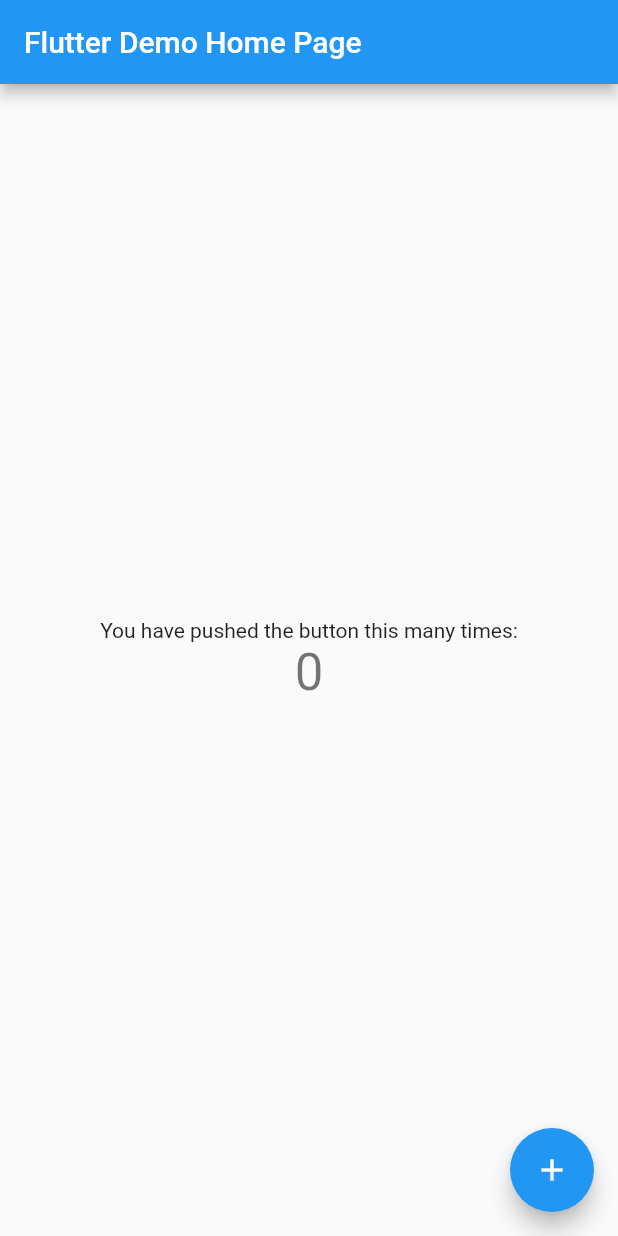
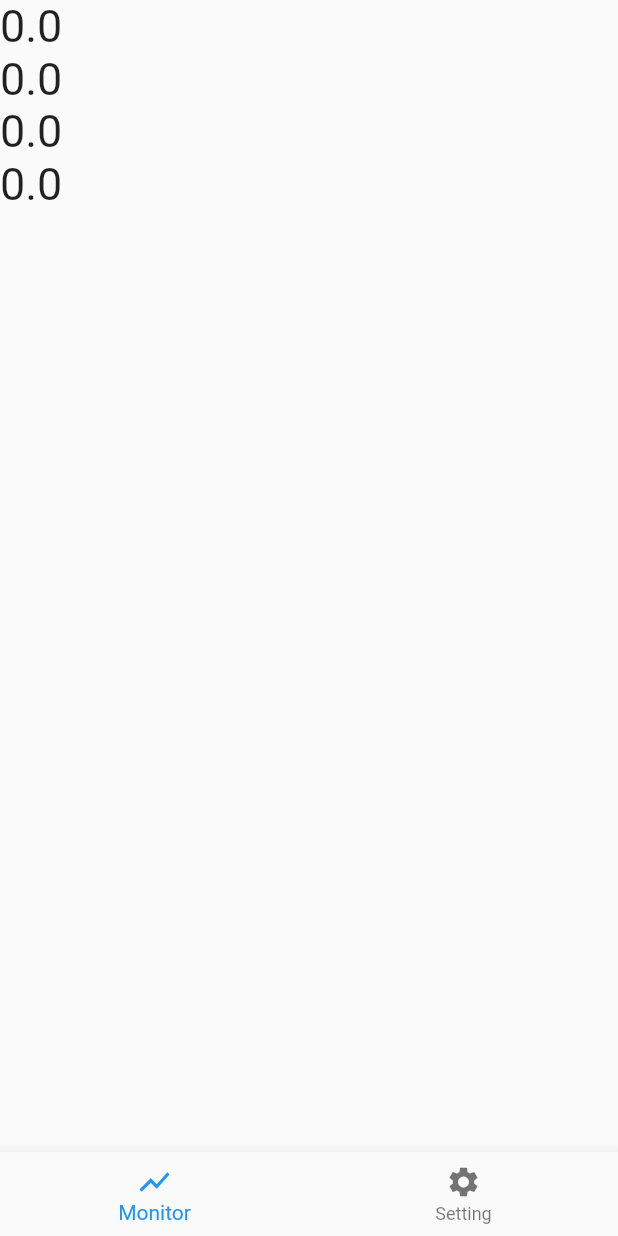
Before and after one commit to HellseggaMosken/mobile-sensor, a Flutter app: the screen it shows after launch, on a phone screen of 412 x 824 dp. Run offline on Flutter 3.47's test engine with Material 2 defaults, Android fonts, the phone set to English and light mode, and no system bars; our stand-ins replace location, sensors_plus; statements that could not run were skipped.

Commit message:
add imu and gnss monitor

```diff
--- a/lib/main.dart
+++ b/lib/main.dart
@@ -1,4 +1,5 @@
 import 'package:flutter/material.dart';
+import 'package:mobile_sensor/page/home.dart';
 
 void main() {
   runApp(const MyApp());
@@ -24,92 +25,7 @@
         // is not restarted.
         primarySwatch: Colors.blue,
       ),
-      home: const MyHomePage(title: 'Flutter Demo Home Page'),
+      home: const HomePage(),
     );
   }
 }
-
-class MyHomePage extends StatefulWidget {
-  const MyHomePage({Key? key, required this.title}) : super(key: key);
-
-  // This widget is the home page of your application. It is stateful, meaning
-  // that it has a State object (defined below) that contains fields that affect
-  // how it looks.
-
-  // This class is the configuration for the state. It holds the values (in this
-  // case the title) provided by the parent (in this case the App widget) and
-  // used by the build method of the State. Fields in a Widget subclass are
-  // always marked "final".
-
-  final String title;
-
-  @override
-  State<MyHomePage> createState() => _MyHomePageState();
-}
-
-class _MyHomePageState extends State<MyHomePage> {
-  int _counter = 0;
-
-  void _incrementCounter() {
-    setState(() {
-      // This call to setState tells the Flutter framework that something has
-      // changed in this State, which causes it to rerun the build method below
-      // so that the display can reflect the updated values. If we changed
-      // _counter without calling setState(), then the build method would not be
-      // called again, and so nothing would appear to happen.
-      _counter++;
-    });
-  }
-
-  @override
-  Widget build(BuildContext context) {
-    // This method is rerun every time setState is called, for instance as done
-    // by the _incrementCounter method above.
-    //
-    // The Flutter framework has been optimized to make rerunning build methods
-    // fast, so that you can just rebuild anything that needs updating rather
-    // than having to individually change instances of widgets.
-    return Scaffold(
-      appBar: AppBar(
-        // Here we take the value from the MyHomePage object that was created by
-        // the App.build method, and use it to set our appbar title.
-        title: Text(widget.title),
-      ),
-      body: Center(
-        // Center is a layout widget. It takes a single child and positions it
-        // in the middle of the parent.
-        child: Column(
-          // Column is also a layout widget. It takes a list of children and
-          // arranges them vertically. By default, it sizes itself to fit its
-          // children horizontally, and tries to be as tall as its parent.
-          //
-          // Invoke "debug painting" (press "p" in the console, choose the
-          // "Toggle Debug Paint" action from the Flutter Inspector in Android
-          // Studio, or the "Toggle Debug Paint" command in Visual Studio Code)
-          // to see the wireframe for each widget.
-          //
-          // Column has various properties to control how it sizes itself and
-          // how it positions its children. Here we use mainAxisAlignment to
-          // center the children vertically; the main axis here is the vertical
-          // axis because Columns are vertical (the cross axis would be
-          // horizontal).
-          mainAxisAlignment: MainAxisAlignment.center,
-          children: <Widget>[
-            const Text(
-              'You have pushed the button this many times:',
-            ),
-            Text(
-              '$_counter',
-              style: Theme.of(context).textTheme.headline4,
-            ),
-          ],
-        ),
-      ),
-      floatingActionButton: FloatingActionButton(
-        onPressed: _incrementCounter,
-        tooltip: 'Increment',
-        child: const Icon(Icons.add),
-      ), // This trailing comma makes auto-formatting nicer for build methods.
-    );
-  }
-}
--- /dev/null
+++ b/lib/page/home.dart
@@ -0,0 +1,43 @@
+import 'package:flutter/material.dart';
+import 'package:mobile_sensor/page/monitor.dart';
+import 'package:mobile_sensor/page/setting.dart';
+
+class HomePage extends StatefulWidget {
+  const HomePage({Key? key}) : super(key: key);
+
+  @override
+  _HomePageState createState() => _HomePageState();
+}
+
+class _HomePageState extends State<HomePage> {
+  int _index = 0;
+
+  @override
+  Widget build(BuildContext context) {
+    return Scaffold(
+      body: IndexedStack(
+        children: const [
+          MonitorPage(),
+          SettingPage(),
+        ],
+        index: _index,
+      ),
+      bottomNavigationBar: BottomNavigationBar(
+        items: const [
+          BottomNavigationBarItem(
+            icon: Icon(Icons.show_chart),
+            label: "Monitor",
+          ),
+          BottomNavigationBarItem(
+            icon: Icon(Icons.settings),
+            label: "Setting",
+          ),
+        ],
+        showUnselectedLabels: true,
+        currentIndex: _index,
+        type: BottomNavigationBarType.fixed,
+        onTap: (i) => setState(() => _index = i),
+      ),
+    );
+  }
+}
--- /dev/null
+++ b/lib/page/monitor.dart
@@ -0,0 +1,60 @@
+import 'package:flutter/material.dart';
+import 'package:mobile_sensor/sensor/gnss.dart';
+import 'package:mobile_sensor/widget/signal_graph.dart';
+import 'package:sensors_plus/sensors_plus.dart';
+
+class MonitorPage extends StatefulWidget {
+  const MonitorPage({Key? key}) : super(key: key);
+
+  @override
+  _MonitorPageState createState() => _MonitorPageState();
+}
+
+class _MonitorPageState extends State<MonitorPage> {
+  final List<Widget> _children = [
+    SignalGraph(
+      name: "Acc X",
+      signal: userAccelerometerEvents.map((e) => e.x),
+    ),
+    SignalGraph(
+      name: "Acc X",
+      signal: accelerometerEvents.map((e) => e.z),
+    ),
+    SignalGraph(
+      name: "Acc Y",
+      signal: userAccelerometerEvents.map((e) => e.y),
+    ),
+    SignalGraph(
+      name: "Acc Z",
+      signal: userAccelerometerEvents.map((e) => e.z),
+    ),
+  ];
+
+  @override
+  Widget build(BuildContext context) {
+    return Scaffold(
+      body: FutureBuilder(
+        future: GNSS.initGnssSensor(),
+        builder: (ctx, shot) {
+          if (shot.hasData && (shot.data as bool)) {
+            _children.addAll([
+              SignalGraph(
+                name: "GNSS Latitude",
+                signal: GNSS.latitude(),
+              ),
+              SignalGraph(
+                name: "GNSS Longitude",
+                signal: GNSS.longitude(),
+              ),
+              SignalGraph(
+                name: "GNSS Altitude",
+                signal: GNSS.altitude(),
+              ),
+            ]);
+          }
+          return ListView(children: _children);
+        },
+      ),
+    );
+  }
+}
--- /dev/null
+++ b/lib/page/setting.dart
@@ -0,0 +1,12 @@
+import 'package:flutter/material.dart';
+
+class SettingPage extends StatelessWidget {
+  const SettingPage({Key? key}) : super(key: key);
+
+  @override
+  Widget build(BuildContext context) {
+    return const Scaffold(
+      body: Center(child: Text("setting")),
+    );
+  }
+}
--- /dev/null
+++ b/lib/sensor/gnss.dart
@@ -0,0 +1,50 @@
+import 'package:flutter/foundation.dart';
+import 'package:location/location.dart';
+
+class GNSS {
+  static final Location _location = Location();
+  static final GNSS _instance = GNSS._();
+  GNSS._();
+  factory GNSS() => _instance;
+
+  static Stream<double> latitude() =>
+      _location.onLocationChanged.map((e) => e.latitude!);
+
+  static Stream<double> longitude() =>
+      _location.onLocationChanged.map((e) => e.longitude!);
+
+  static Stream<double> altitude() =>
+      _location.onLocationChanged.map((e) => e.altitude!);
+
+  static Future<bool> initGnssSensor() async {
+    bool _serviceEnabled;
+    PermissionStatus _permissionGranted;
+
+    _serviceEnabled = await _location.serviceEnabled();
+    while (!_serviceEnabled) {
+      _serviceEnabled = await _location.requestService();
+    }
+
+    if (kDebugMode) {
+      print("Location Service Enabled!");
+    }
+
+    _permissionGranted = await _location.hasPermission();
+    while (_permissionGranted == PermissionStatus.denied ||
+        _permissionGranted == PermissionStatus.deniedForever) {
+      _permissionGranted = await _location.requestPermission();
+      if (_permissionGranted == PermissionStatus.deniedForever) {
+        if (kDebugMode) {
+          print("Location Permission Denied Forever!");
+        }
+        return false;
+      }
+    }
+
+    if (kDebugMode) {
+      print("Location Permission Granted!");
+    }
+
+    return true;
+  }
+}
--- /dev/null
+++ b/lib/widget/signal_graph.dart
@@ -0,0 +1,55 @@
+import 'dart:async';
+import 'dart:collection';
+
+import 'package:flutter/foundation.dart';
+import 'package:flutter/material.dart';
+
+class SignalGraph extends StatefulWidget {
+  final Stream<double> signal;
+  final int count; // Point counts in a graph
+  final String name;
+
+  const SignalGraph({
+    Key? key,
+    required this.name,
+    required this.signal,
+    this.count = 100,
+  }) : super(key: key);
+
+  @override
+  _SignalGraphState createState() => _SignalGraphState();
+}
+
+class _SignalGraphState extends State<SignalGraph> {
+  late final ListQueue<double> queue;
+
+  @override
+  void initState() {
+    super.initState();
+    queue = ListQueue<double>(widget.count);
+    queue.add(0);
+  }
+
+  @override
+  Widget build(BuildContext context) {
+    return StreamBuilder(
+      stream: widget.signal,
+      builder: (ctx, shot) {
+        if (shot.hasData) {
+          queue.add(shot.data as double);
+          if (queue.length > widget.count) {
+            queue.take(1);
+          }
+        } else if (shot.hasError) {
+          if (kDebugMode) {
+            print(shot.error);
+          }
+        }
+        return Text(
+          queue.last.toString(),
+          style: const TextStyle(fontSize: 30),
+        );
+      },
+    );
+  }
+}
```
